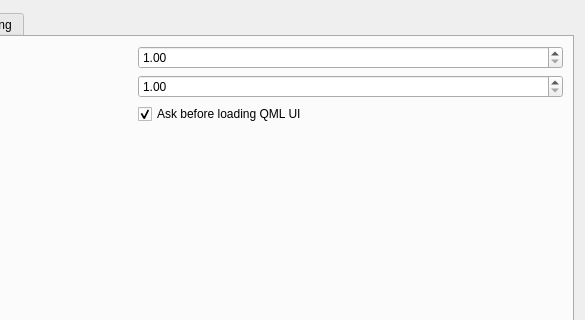
vedderb/vesc_tool, file preferences.ui: the form before one commit; both pictures show x 315 to 900 and y 0 to 320 of the 900 by 551 pixel window.
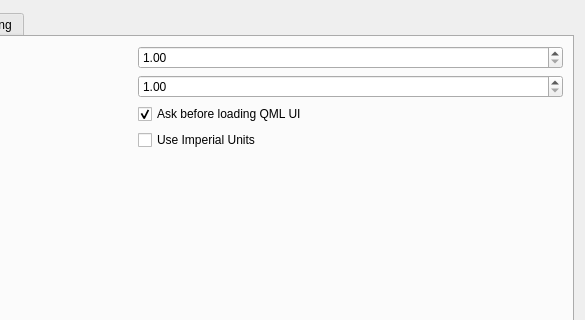
The form after the commit. Icons and pictures are not drawn. Custom widgets are drawn as their Qt base class.

Commit message: Added imperial unit setting to desktop UI

What changed in the file:
```diff
--- a/preferences.ui
+++ b/preferences.ui
@@ -126,6 +126,13 @@
            </property>
           </widget>
          </item>
+         <item row="3" column="1">
+          <widget class="QCheckBox" name="useImperialBox">
+           <property name="text">
+            <string>Use Imperial Units</string>
+           </property>
+          </widget>
+         </item>
         </layout>
        </item>
        <item>
```
The commit also changes 2 other files.
